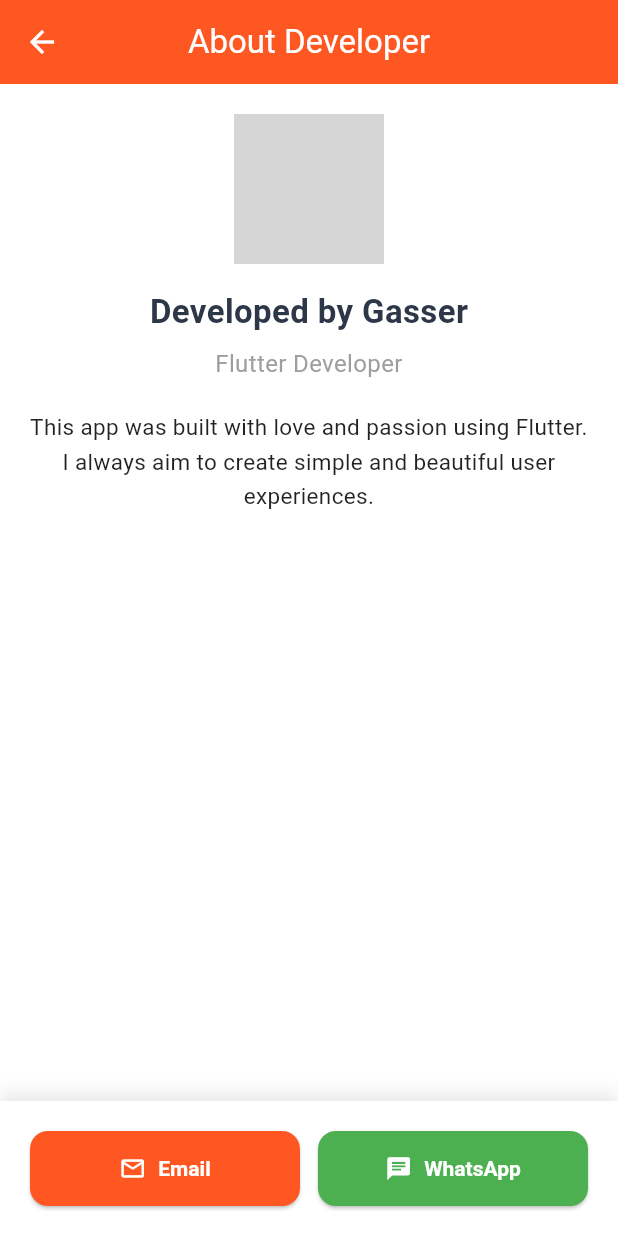
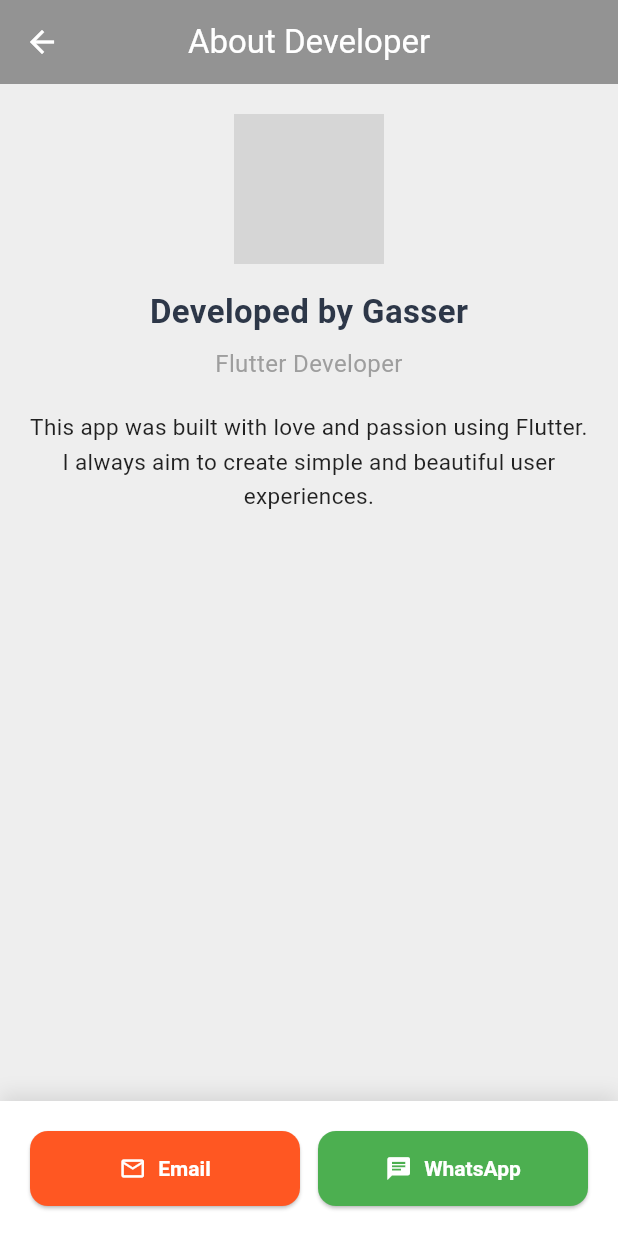
Before and after one commit to igaserx/shopping_app, a Flutter app: the AboutDeveloperView screen opened directly, on a phone screen of 412 x 824 dp. Run offline on Flutter 3.47's test engine with Material 3 defaults, Android fonts, the light colour scheme and no system bars; our stand-ins replace dio, easy_localization, equatable, firebase_auth, firebase_core, flutter_bloc and 3 more; accounts and stored records are empty; generated files the repository leaves out were written again; network calls fail; statements that could not run were skipped; grey boxes are pictures that could not be loaded.

Commit message:
- about developer - change colors.

```diff
--- a/lib/features/profile/views/developer_view.dart
+++ b/lib/features/profile/views/developer_view.dart
@@ -41,9 +41,10 @@ class AboutDeveloperView extends StatelessWidget {
   @override
   Widget build(BuildContext context) {
     return Scaffold(
+      backgroundColor: Colors.grey.shade200,
       appBar: AppBar(
         title: const Text("About Developer"),
-        backgroundColor: Colors.deepOrange,
+        backgroundColor: Colors.black38,
       ),
       body: Padding(
         padding: const EdgeInsets.all(20),
```
